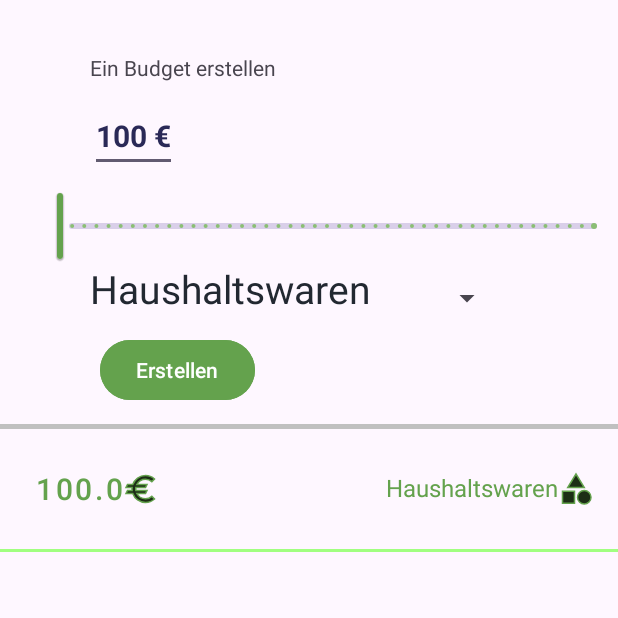
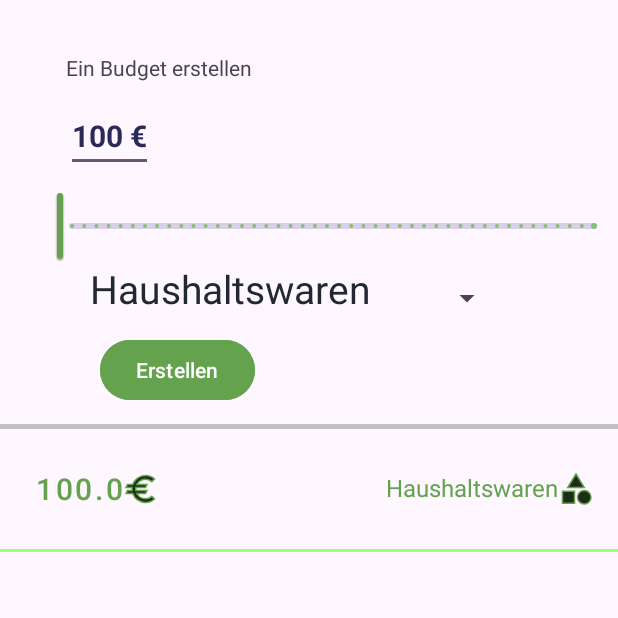
Before and after one commit to Falkenhorst14/BudgetHeld, an Android app: the Budget screen opened directly, with no data from a screen before it, after a tap on "Erstellen", on a phone screen of 412 x 824 dp, the top half of it. Run offline under Robolectric (Android 15) with nearby library versions, the phone set to English and light mode, and no system bars.

Commit message:
Alignment issues

```diff
--- a/app/src/main/res/layout/activity_budget.xml
+++ b/app/src/main/res/layout/activity_budget.xml
@@ -11,12 +11,13 @@
         android:id="@+id/tvBudget"
         android:layout_width="wrap_content"
         android:layout_height="wrap_content"
-        android:layout_marginStart="60dp"
+        android:layout_marginStart="0dp"
         android:layout_marginTop="35dp"
-        android:layout_marginEnd="140dp"
+        android:layout_marginEnd="200dp"
         android:text="Ein Budget erstellen"
         app:layout_constraintBottom_toTopOf="@+id/edtBudgetHoeheBudgets"
         app:layout_constraintStart_toStartOf="parent"
+        app:layout_constraintEnd_toEndOf="parent"
         app:layout_constraintTop_toTopOf="parent" />
 
    <!-- <EditText
@@ -117,7 +118,6 @@
         app:layout_constraintBottom_toBottomOf="parent"
         app:layout_constraintTop_toBottomOf="@+id/viewTrennerBudgets" />
 
-
     <ScrollView
         android:id="@+id/svBudgets"
         android:layout_width="0dp"
@@ -129,5 +129,4 @@
 
     </ScrollView>
 
-
 </androidx.constraintlayout.widget.ConstraintLayout>
```
Also changed, not shown: app/src/main/java/com/example/budgetheld/Ausgaben.java (+15 -3 lines), app/src/main/java/com/example/budgetheld/AusgabenAdapter.java (+13 -1 lines).
